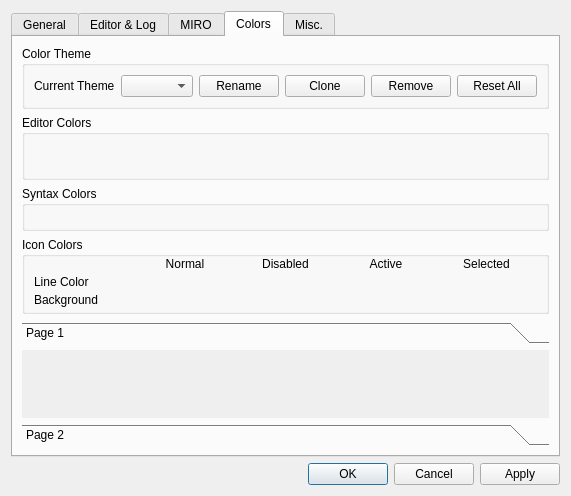
Qt form src/settingsdialog.ui (GAMS-dev/studio) before a commit.
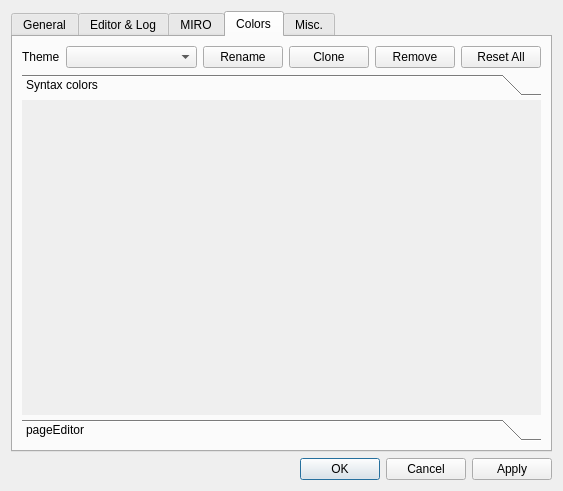
The same form after that commit. The open tabs and pages were chosen to show the change.

Commit message: Reimplemented color-tab and ThemeWidget. - implemented instant visual feedback - simplified Theme by removing Scope - implemented saveTheme minding them-name collision

```diff
--- a/src/settingsdialog.ui
+++ b/src/settingsdialog.ui
@@ -29,9 +29,6 @@
    </item>
    <item row="0" column="0">
     <widget class="QTabWidget" name="tabWidget">
-     <property name="enabled">
-      <bool>true</bool>
-     </property>
      <property name="tabPosition">
       <enum>QTabWidget::North</enum>
      </property>
@@ -577,15 +574,24 @@
       </attribute>
       <layout class="QVBoxLayout" name="verticalLayout_3">
        <item>
-        <widget class="QGroupBox" name="groupBox_2">
-         <property name="title">
-          <string>Color Theme</string>
-         </property>
+        <widget class="QWidget" name="widget_2" native="true">
          <layout class="QHBoxLayout" name="horizontalLayout">
+          <property name="leftMargin">
+           <number>0</number>
+          </property>
+          <property name="topMargin">
+           <number>0</number>
+          </property>
+          <property name="rightMargin">
+           <number>0</number>
+          </property>
+          <property name="bottomMargin">
+           <number>0</number>
+          </property>
           <item>
            <widget class="QLabel" name="label_currenttheme">
             <property name="text">
-             <string>Current Theme</string>
+             <string>Theme</string>
             </property>
            </widget>
           </item>
@@ -630,247 +636,61 @@
          </layout>
         </widget>
        </item>
-       <item>
-        <widget class="QGroupBox" name="groupEditorColors">
-         <property name="title">
-          <string>Editor Colors</string>
-         </property>
-         <property name="hideName" stdset="0">
-          <bool>false</bool>
-         </property>
-         <property name="hideFormat" stdset="0">
-          <bool>true</bool>
-         </property>
-         <layout class="QVBoxLayout" name="verticalLayout">
-          <property name="spacing">
-           <number>0</number>
-          </property>
-          <property name="leftMargin">
-           <number>0</number>
-          </property>
-          <property name="topMargin">
-           <number>0</number>
-          </property>
-          <property name="rightMargin">
-           <number>0</number>
-          </property>
-          <property name="bottomMargin">
-           <number>4</number>
-          </property>
-          <item>
-           <widget class="QWidget" name="editP1" native="true">
-            <property name="hideName" stdset="0">
-             <bool>false</bool>
-            </property>
-            <property name="hideFormat" stdset="0">
-             <bool>true</bool>
-            </property>
-            <layout class="QGridLayout" name="gridLayout_12"/>
-           </widget>
-          </item>
-          <item>
-           <widget class="QWidget" name="editP2c" native="true">
-            <property name="hideName" stdset="0">
-             <bool>false</bool>
-            </property>
-            <property name="hideFormat" stdset="0">
-             <bool>true</bool>
-            </property>
-            <layout class="QHBoxLayout" name="horizontalLayout_2">
-             <property name="spacing">
-              <number>0</number>
-             </property>
-             <property name="leftMargin">
-              <number>0</number>
-             </property>
-             <property name="topMargin">
-              <number>0</number>
-             </property>
-             <property name="rightMargin">
-              <number>0</number>
-             </property>
-             <property name="bottomMargin">
-              <number>0</number>
-             </property>
-             <item>
-              <widget class="QWidget" name="editP2" native="true">
-               <layout class="QGridLayout" name="gridLayout_14"/>
-              </widget>
-             </item>
-             <item>
-              <spacer name="horizontalSpacer_3">
-               <property name="orientation">
-                <enum>Qt::Horizontal</enum>
-               </property>
-               <property name="sizeHint" stdset="0">
-                <size>
-                 <width>675</width>
-                 <height>20</height>
-                </size>
-               </property>
-              </spacer>
-             </item>
-            </layout>
-           </widget>
-          </item>
-         </layout>
-        </widget>
-       </item>
-       <item>
-        <widget class="QGroupBox" name="groupSyntaxColors">
-         <property name="title">
-          <string>Syntax Colors</string>
-         </property>
-         <property name="hideName" stdset="0">
-          <bool>false</bool>
-         </property>
-         <property name="hideFormat" stdset="0">
-          <bool>false</bool>
-         </property>
-         <layout class="QGridLayout" name="gridLayout_13">
-          <property name="topMargin">
-           <number>0</number>
-          </property>
-          <property name="bottomMargin">
-           <number>4</number>
-          </property>
-          <property name="horizontalSpacing">
-           <number>0</number>
-          </property>
-          <property name="verticalSpacing">
-           <number>4</number>
-          </property>
-          <item row="1" column="0">
-           <widget class="QWidget" name="syntax" native="true">
-            <layout class="QGridLayout" name="gridLayout_15"/>
-           </widget>
-          </item>
-         </layout>
-        </widget>
-       </item>
-       <item>
-        <widget class="QGroupBox" name="groupIconColors">
-         <property name="sizePolicy">
-          <sizepolicy hsizetype="Minimum" vsizetype="Preferred">
-           <horstretch>0</horstretch>
-           <verstretch>0</verstretch>
-          </sizepolicy>
-         </property>
-         <property name="title">
-          <string>Icon Colors</string>
-         </property>
-         <property name="hideName" stdset="0">
-          <bool>true</bool>
-         </property>
-         <property name="hideFormat" stdset="0">
-          <bool>true</bool>
-         </property>
-         <layout class="QGridLayout" name="gridLayout_11" columnstretch="1,1,1,1,1">
-          <property name="leftMargin">
-           <number>9</number>
-          </property>
-          <property name="topMargin">
-           <number>0</number>
-          </property>
-          <property name="rightMargin">
-           <number>9</number>
-          </property>
-          <property name="bottomMargin">
-           <number>4</number>
-          </property>
-          <property name="horizontalSpacing">
-           <number>0</number>
-          </property>
-          <property name="verticalSpacing">
-           <number>4</number>
-          </property>
-          <item row="0" column="1">
-           <widget class="QLabel" name="label_5">
-            <property name="text">
-             <string>Normal</string>
-            </property>
-            <property name="alignment">
-             <set>Qt::AlignCenter</set>
-            </property>
-           </widget>
-          </item>
-          <item row="0" column="2">
-           <widget class="QLabel" name="label_6">
-            <property name="text">
-             <string>Disabled</string>
-            </property>
-            <property name="alignment">
-             <set>Qt::AlignCenter</set>
-            </property>
-           </widget>
-          </item>
-          <item row="0" column="3">
-           <widget class="QLabel" name="label_7">
-            <property name="text">
-             <string>Active</string>
-            </property>
-            <property name="alignment">
-             <set>Qt::AlignCenter</set>
-            </property>
-           </widget>
-          </item>
-          <item row="1" column="0">
-           <widget class="QLabel" name="label_9">
-            <property name="text">
-             <string>Line Color</string>
-            </property>
-           </widget>
-          </item>
-          <item row="0" column="4">
-           <widget class="QLabel" name="label_8">
-            <property name="text">
-             <string>Selected</string>
-            </property>
-            <property name="alignment">
-             <set>Qt::AlignCenter</set>
-            </property>
-           </widget>
-          </item>
-          <item row="2" column="0">
-           <widget class="QLabel" name="label_10">
-            <property name="text">
-             <string>Background</string>
-            </property>
-           </widget>
-          </item>
-         </layout>
-        </widget>
-       </item>
-       <item>
-        <spacer name="verticalSpacer_4">
-         <property name="orientation">
-          <enum>Qt::Vertical</enum>
-         </property>
-         <property name="sizeHint" stdset="0">
-          <size>
-           <width>20</width>
-           <height>40</height>
-          </size>
-         </property>
-        </spacer>
-       </item>
        <item>
         <widget class="QToolBox" name="toolBox">
          <property name="currentIndex">
           <number>0</number>
          </property>
-         <widget class="QWidget" name="page">
+         <property name="tabSpacing">
+          <number>4</number>
+         </property>
+         <widget class="QWidget" name="pageSyntax">
           <property name="geometry">
            <rect>
             <x>0</x>
             <y>0</y>
             <width>521</width>
-            <height>69</height>
+            <height>321</height>
            </rect>
           </property>
           <attribute name="label">
-           <string>Page 1</string>
+           <string>Syntax colors</string>
           </attribute>
+          <layout class="QVBoxLayout" name="verticalLayout">
+           <property name="leftMargin">
+            <number>0</number>
+           </property>
+           <property name="topMargin">
+            <number>0</number>
+           </property>
+           <property name="rightMargin">
+            <number>0</number>
+           </property>
+           <property name="bottomMargin">
+            <number>0</number>
+           </property>
+           <item>
+            <widget class="QWidget" name="syntax" native="true">
+             <layout class="QGridLayout" name="gridLayout_15">
+              <property name="leftMargin">
+               <number>0</number>
+              </property>
+              <property name="topMargin">
+               <number>0</number>
+              </property>
+              <property name="rightMargin">
+               <number>0</number>
+              </property>
+              <property name="bottomMargin">
+               <number>0</number>
+              </property>
+              <property name="spacing">
+               <number>4</number>
+              </property>
+             </layout>
+            </widget>
+           </item>
+          </layout>
          </widget>
          <widget class="QWidget" name="page_2">
           <property name="geometry">
@@ -882,7 +702,7 @@
            </rect>
           </property>
           <attribute name="label">
-           <string>Page 2</string>
+           <string>pageEditor</string>
           </attribute>
          </widget>
         </widget>
```
Left out of the diff: 8 changed lines with no effect on the pictures. The commit also changes 20 other files.
